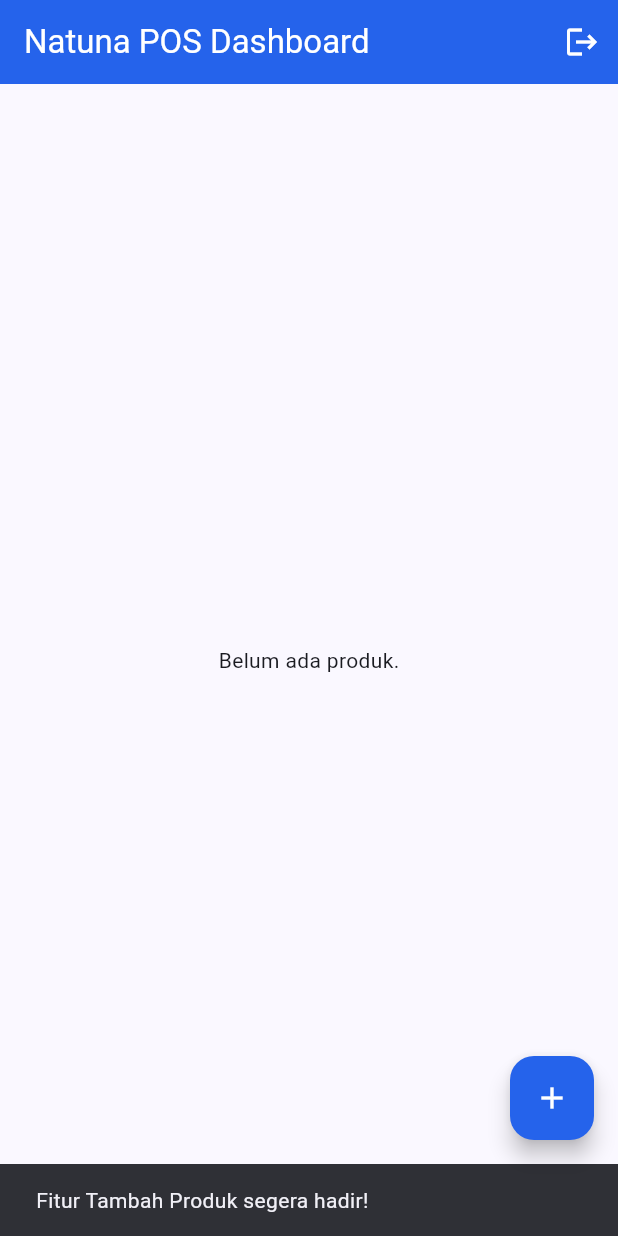
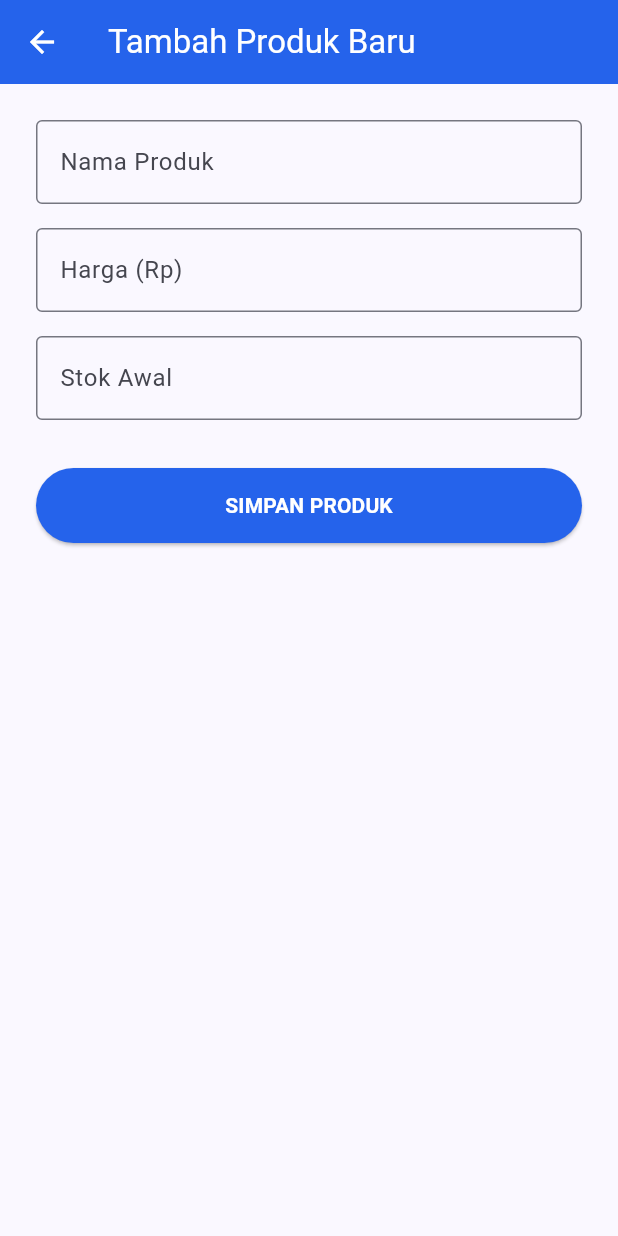
Before and after one commit to ajat888/natuna-pos, a Flutter app: the DashboardPage screen opened directly, after a tap on the "add" icon, on a phone screen of 412 x 824 dp. Run offline on Flutter 3.47's test engine with Material 3 defaults, Android fonts, the phone set to English and light mode, and no system bars; our stand-ins replace supabase_flutter; accounts and stored records are empty.

Commit message:
Menambahkan fitur tambah produk

```diff
--- a/lib/main.dart
+++ b/lib/main.dart
@@ -326,10 +326,14 @@ class _DashboardPageState extends State<DashboardPage> {
                 ),
       // Tombol tambah produk (nanti kita fungsikan)
       floatingActionButton: FloatingActionButton(
-        onPressed: () {
-          ScaffoldMessenger.of(context).showSnackBar(
-            const SnackBar(content: Text('Fitur Tambah Produk segera hadir!')),
+        onPressed: () async {
+          // Pindah ke halaman Tambah Produk, lalu tunggu sampai kembali
+          await Navigator.push(
+            context,
+            MaterialPageRoute(builder: (context) => const AddProductPage()),
           );
+          // Setelah kembali dari halaman tambah, tarik ulang data produk
+          _fetchProducts();
         },
         backgroundColor: const Color(0xFF2563EB),
         child: const Icon(Icons.add, color: Colors.white),
@@ -337,3 +341,104 @@ class _DashboardPageState extends State<DashboardPage> {
     );
   }
 }
+
+// ==========================================
+// HALAMAN TAMBAH PRODUK
+// ==========================================
+class AddProductPage extends StatefulWidget {
+  const AddProductPage({super.key});
+
+  @override
+  State<AddProductPage> createState() => _AddProductPageState();
+}
+
+class _AddProductPageState extends State<AddProductPage> {
+  final _nameController = TextEditingController();
+  final _priceController = TextEditingController();
+  final _stockController = TextEditingController();
+  bool _isLoading = false;
+
+  // Fungsi untuk menyimpan produk ke Supabase
+  Future<void> _saveProduct() async {
+    if (_nameController.text.isEmpty || _priceController.text.isEmpty) {
+      ScaffoldMessenger.of(context).showSnackBar(
+        const SnackBar(content: Text('Nama dan Harga wajib diisi!')),
+      );
+      return;
+    }
+
+    setState(() => _isLoading = true);
+
+    try {
+      await supabase.from('products').insert({
+        'name': _nameController.text.trim(),
+        'price': int.parse(_priceController.text.trim()), // Ubah ke angka
+        'stock': int.parse(_stockController.text.trim().isEmpty ? '0' : _stockController.text.trim()),
+      });
+
+      if (mounted) {
+        ScaffoldMessenger.of(context).showSnackBar(
+          const SnackBar(content: Text('Produk berhasil ditambahkan!'), backgroundColor: Colors.green),
+        );
+        Navigator.pop(context); // Kembali ke Dashboard
+      }
+    } catch (e) {
+      if (mounted) {
+        ScaffoldMessenger.of(context).showSnackBar(
+          SnackBar(content: Text('Gagal menambah produk: $e'), backgroundColor: Colors.red),
+        );
+      }
+    } finally {
+      if (mounted) setState(() => _isLoading = false);
+    }
+  }
+
+  @override
+  Widget build(BuildContext context) {
+    return Scaffold(
+      appBar: AppBar(
+        title: const Text('Tambah Produk Baru'),
+        backgroundColor: const Color(0xFF2563EB),
+        foregroundColor: Colors.white,
+      ),
+      body: SingleChildScrollView(
+        padding: const EdgeInsets.all(24.0),
+        child: Column(
+          children: [
+            TextField(
+              controller: _nameController,
+              decoration: const InputDecoration(labelText: 'Nama Produk', border: OutlineInputBorder()),
+            ),
+            const SizedBox(height: 16),
+            TextField(
+              controller: _priceController,
+              keyboardType: TextInputType.number,
+              decoration: const InputDecoration(labelText: 'Harga (Rp)', border: OutlineInputBorder()),
+            ),
+            const SizedBox(height: 16),
+            TextField(
+              controller: _stockController,
+              keyboardType: TextInputType.number,
+              decoration: const InputDecoration(labelText: 'Stok Awal', border: OutlineInputBorder()),
+            ),
+            const SizedBox(height: 32),
+            SizedBox(
+              width: double.infinity,
+              height: 50,
+              child: ElevatedButton(
+                onPressed: _isLoading ? null : _saveProduct,
+                style: ElevatedButton.styleFrom(
+                  backgroundColor: const Color(0xFF2563EB),
+                  foregroundColor: Colors.white,
+                ),
+                child: _isLoading
+                    ? const CircularProgressIndicator(color: Colors.white)
+                    : const Text('SIMPAN PRODUK', style: TextStyle(fontWeight: FontWeight.bold)),
+              ),
+            ),
+          ],
+        ),
+      ),
+    );
+  }
+}
```
Also changed, not shown: vercel.json (added).
